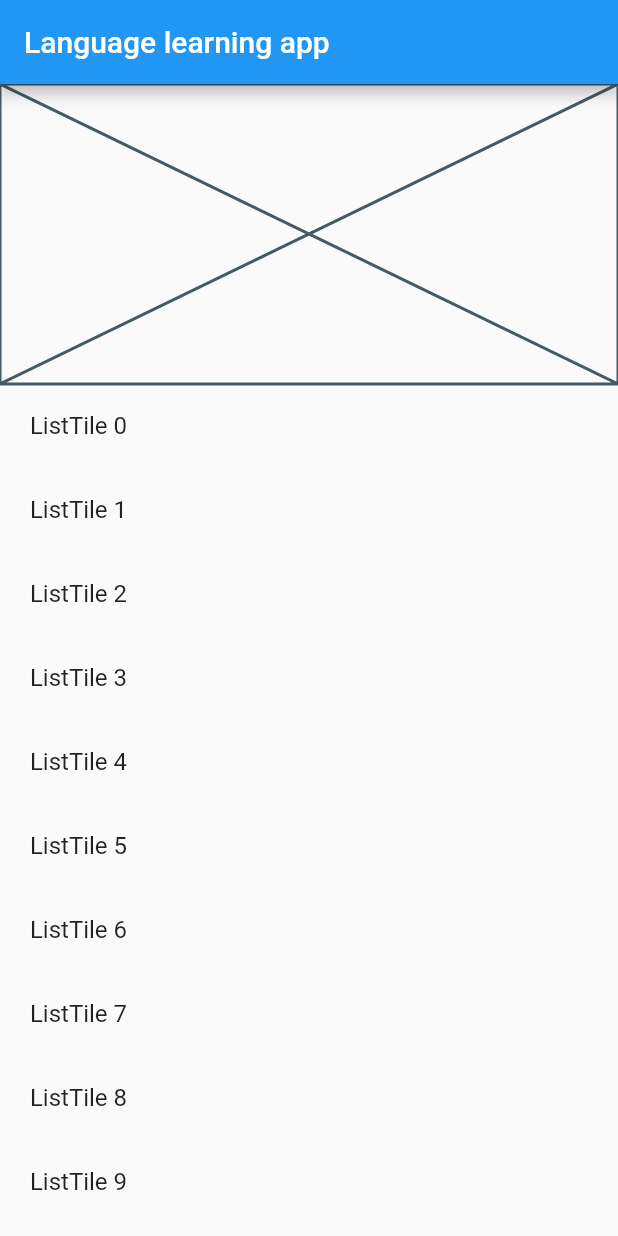
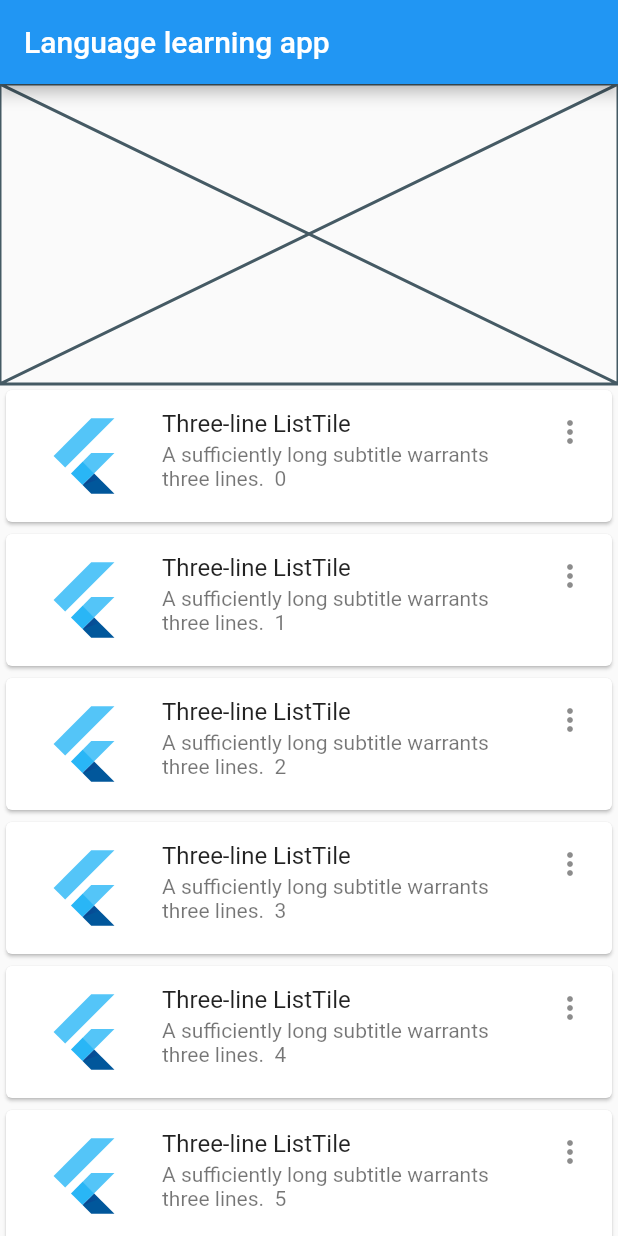
Before and after one commit to xide-projext/my_flutter1, a Flutter app: the screen it shows after launch, on a phone screen of 412 x 824 dp. Run offline on Flutter 3.47's test engine with Material 2 defaults, Android fonts, the phone set to English and light mode, and no system bars.

Commit message:
Add Three-line ListTile

```diff
--- a/lib/main.dart
+++ b/lib/main.dart
@@ -21,21 +21,28 @@ class FirstScreen extends StatelessWidget {
             child: SingleChildScrollView(
           child: Column(
             children: [
-              Placeholder(
+              const Placeholder(
                 fallbackHeight: 200, // Placeholder의 높이를 지정합니다.
               ),
               ListView.builder(
                 shrinkWrap: true,
-                physics: NeverScrollableScrollPhysics(),
-                itemCount: 15,
+                physics: const NeverScrollableScrollPhysics(),
+                itemCount: 7,
                 itemBuilder: (BuildContext context, int index) {
-                  return ListTile(
-                    title: Text(' ListTile $index'),
+                  return Card(
+                    child: ListTile(
+                      leading: FlutterLogo(size: 72.0),
+                      title: Text('Three-line ListTile'),
+                      subtitle: Text(
+                          'A sufficiently long subtitle warrants three lines.  $index'),
+                      trailing: Icon(Icons.more_vert),
+                      isThreeLine: true,
+                    ),
                   );
                 },
               ),
-              Placeholder(
-                fallbackHeight: 200, // Placeholder의 높이를 지정합니다.
+              const Placeholder(
+                fallbackHeight: 100, // Placeholder의 높이를 지정합니다.
               ),
             ],
           ),
```
